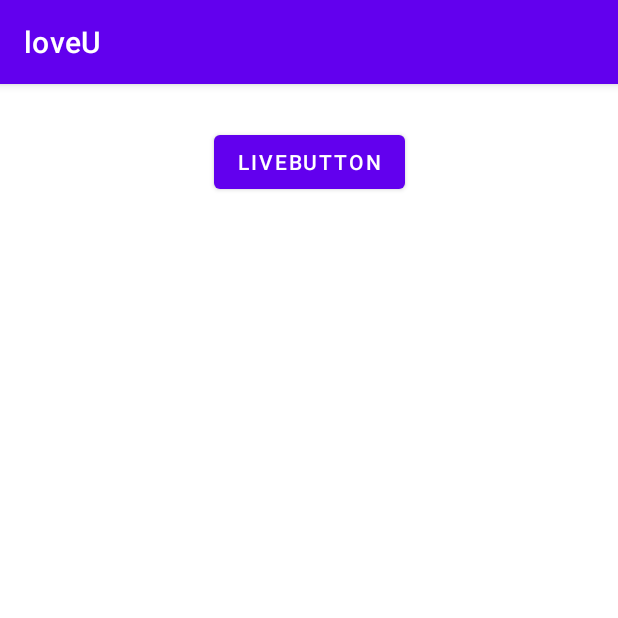
After one commit to hymanlew/androidDemo, an Android app: the LiveActivity screen opened directly, with no data from a screen before it, on a phone screen of 412 x 824 dp, the top half of it. The commit adds this screen. Run offline under Robolectric (Android 15) with nearby library versions, the phone set to English and light mode, and no system bars.

Commit message:
add live

```diff
--- a/app/src/main/java/com/hyman/demo/MainAPI.java
+++ b/app/src/main/java/com/hyman/demo/common/MainAPI.java
@@ -1,4 +1,4 @@
-package com.hyman.demo;
+package com.hyman.demo.common;
 
 /**
  * [官方开发文档]: https://developer.android.google.cn/docs
--- /dev/null
+++ b/app/src/main/java/com/hyman/demo/live/LiveActivity.java
@@ -0,0 +1,90 @@
+package com.hyman.demo.live;
+
+import androidx.appcompat.app.AppCompatActivity;
+
+import android.content.Intent;
+import android.os.Bundle;
+import android.util.Log;
+import android.view.View;
+
+import com.hyman.demo.R;
+
+/**
+ * 测试 Activity 的生命周期，观察日志
+ *
+ *  1）界面从“死亡”-->“运行"（正常启动时的流程）
+ *     创建对象-->onCreate()-->onStart()-->onResume()---可见可操作(运行状态)
+ *
+ * 2) 界面从“运行”-->“死亡"（返回键退出当前页面，或是直接退出当前应用返回到主屏幕）
+ *     onPause()-->onStop()-->onDestroy()-->Activity对象成为垃圾对象---不可见也不存在死亡状态)
+ *
+ * 3) 界面从“运行”-->“停止"（直接按 HOME 键回到主屏幕）
+ *     onPause()-->onStop()---不可见但存在
+ *
+ * 4) 界面从“停止” -->“运行"（选择并重新进入本应用）
+ *     onRestart()-->onStart()-->onResume()
+ *
+ * 5) 界面从“运行”-->“暂停"
+ *     onPause()
+ *
+ * 6) 界面从“暂停” -->“运行"
+ *    onResume()
+ *
+ * 重要的:
+ * 1. onCreate(): 在 Activity 对象创建后调用, 只执行一次
+ * 2. onDestroy(): 在 Activity 死亡之前调用, 只执行一次
+ * 3. onResume(): 界面只有经历此方法才能可见可操作
+ */
+public class LiveActivity extends AppCompatActivity {
+
+    public LiveActivity(){
+        Log.i("LIVE", "LiveActivity");
+    }
+
+    @Override
+    protected void onCreate(Bundle savedInstanceState) {
+        Log.i("LIVE", "onCreate");
+        super.onCreate(savedInstanceState);
+        setContentView(R.layout.activity_live);
+    }
+
+    @Override
+    protected void onStart() {
+        Log.i("LIVE", "onStart");
+        super.onStart();
+    }
+
+    @Override
+    protected void onResume() {
+        Log.i("LIVE", "onResume");
+        super.onResume();
+    }
+
+    @Override
+    protected void onPause() {
+        Log.i("LIVE", "onPause");
+        super.onPause();
+    }
+
+    @Override
+    protected void onStop() {
+        Log.i("LIVE", "onStop");
+        super.onStop();
+    }
+
+    @Override
+    protected void onDestroy() {
+        Log.i("LIVE", "onDestroy");
+        super.onDestroy();
+    }
+
+    @Override
+    protected void onRestart() {
+        Log.i("LIVE", "onRestart");
+        super.onRestart();
+    }
+
+    public void liveButton(View view){
+        startActivity(new Intent(this, LiveSonActivity.class));
+    }
+}
--- /dev/null
+++ b/app/src/main/res/layout/activity_live.xml
@@ -0,0 +1,19 @@
+<?xml version="1.0" encoding="utf-8"?>
+<androidx.constraintlayout.widget.ConstraintLayout xmlns:android="http://schemas.android.com/apk/res/android"
+    xmlns:app="http://schemas.android.com/apk/res-auto"
+    xmlns:tools="http://schemas.android.com/tools"
+    android:layout_width="match_parent"
+    android:layout_height="match_parent"
+    tools:context=".live.LiveActivity">
+
+    <Button
+        android:id="@+id/liveButton"
+        android:layout_width="wrap_content"
+        android:layout_height="wrap_content"
+        android:layout_marginTop="28dp"
+        android:onClick="liveButton"
+        android:text="liveButton"
+        app:layout_constraintEnd_toEndOf="parent"
+        app:layout_constraintStart_toStartOf="parent"
+        app:layout_constraintTop_toTopOf="parent" />
+</androidx.constraintlayout.widget.ConstraintLayout>
--- a/app/src/main/res/layout/activity_onclick_listener.xml
+++ b/app/src/main/res/layout/activity_onclick_listener.xml
@@ -26,7 +26,6 @@
         android:layout_marginTop="36dp"
         android:layout_marginEnd="68dp"
         android:layout_marginRight="68dp"
-        android:onClick="sendMessage"
         android:text="@string/send"
         app:backgroundTint="#F79191"
         app:layout_constraintEnd_toEndOf="parent"
--- a/app/src/main/res/values/strings.xml
+++ b/app/src/main/res/values/strings.xml
@@ -3,6 +3,7 @@
 
     <string name="msg_page">显示信息页面</string>
     <string name="click_page">多按钮点击页面</string>
+    <string name="window_page">小窗口页面</string>
 
     <string name="value">我老婆</string>
     <string name="send">心动</string>
```
Also changed, not shown: app/src/main/AndroidManifest.xml (+29 -18 lines), app/src/main/java/com/hyman/demo/DisplayMessageActivity.java (+14 -1 lines), app/src/main/java/com/hyman/demo/MainActivity.java (+10 -3 lines), app/src/main/java/com/hyman/demo/OnclickListennerActivity.java (+19 -6 lines), app/src/main/java/com/hyman/demo/common/BackToMain.java (deleted, +0 -8 lines), app/src/main/java/com/hyman/demo/common/Const.java (added, +8 -0 lines), app/src/main/java/com/hyman/demo/live/LiveSonActivity.java (added, +16 -0 lines), app/src/main/res/layout/activity_display_message.xml (+16 -5 lines), app/src/main/res/layout/activity_live_son.xml (added, +20 -0 lines), app/src/main/res/layout/activity_main.xml (+16 -1 lines).
